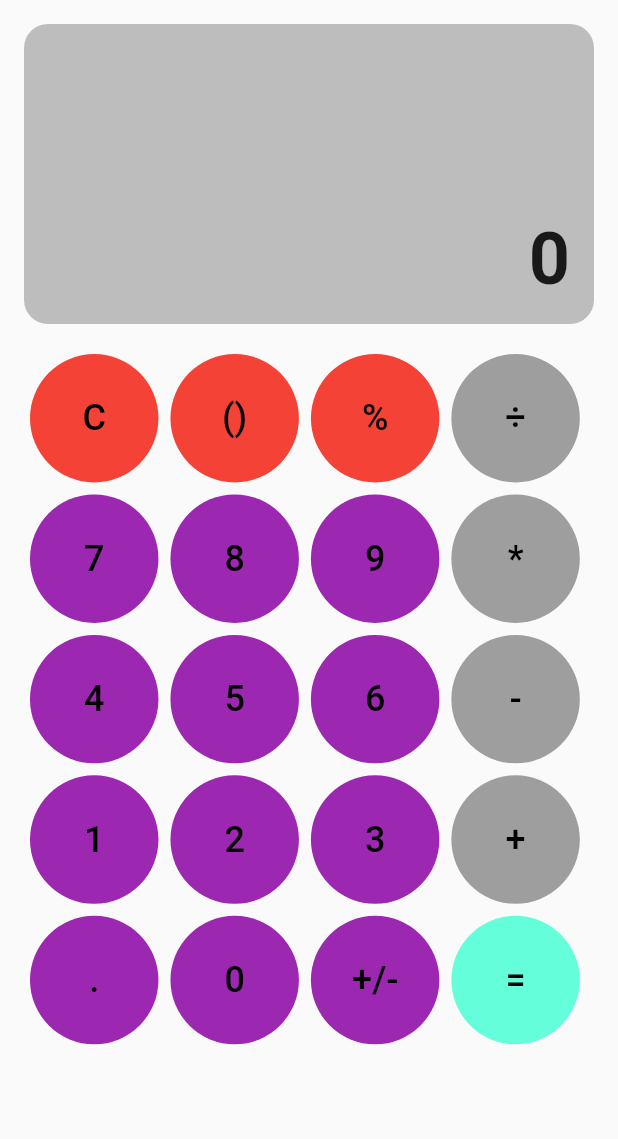
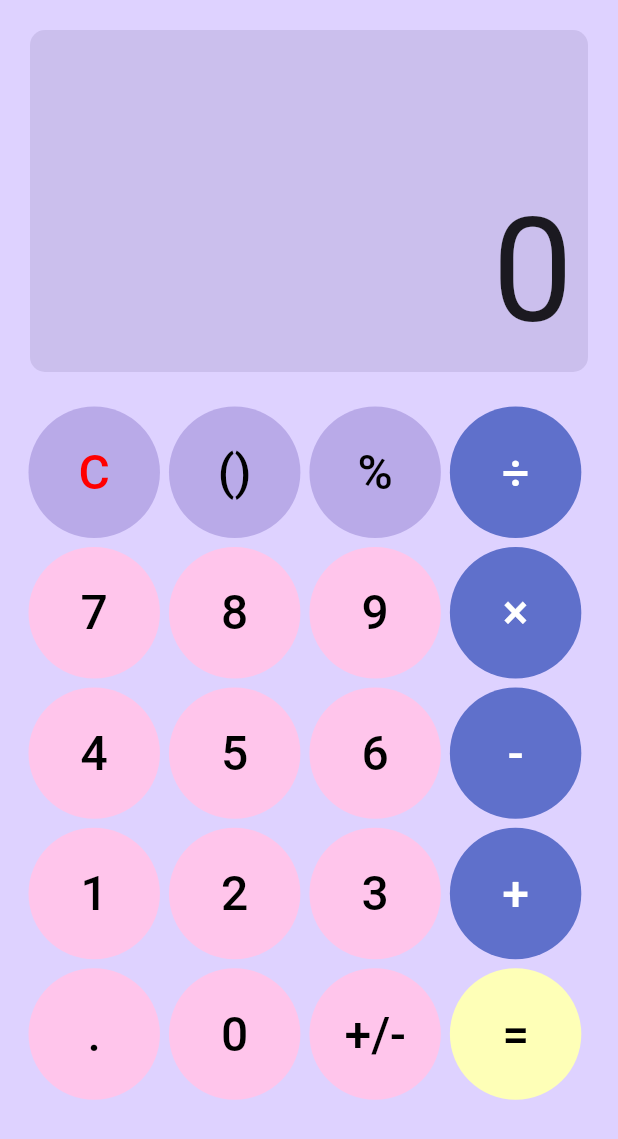
Before and after one commit to zenta-dev/calculator, a Flutter app: the screen it shows after launch, on a phone screen of 412 x 824 dp. Shown: the top 1139 px of the screen. Run offline on Flutter 3.47's test engine with Material 2 defaults, Android fonts, the phone set to English and light mode, and no system bars.

Commit message:
change padding, margin, border radius,fontSize, width, height, borderRadiusColor, and fontWeight

```diff
--- a/lib/calculator_screen.dart
+++ b/lib/calculator_screen.dart
@@ -22,20 +22,20 @@ class _CalculatorScreenState extends State<CalculatorScreen> {
               child: SingleChildScrollView(
                 reverse: true,
                 child: Container(
-                  width: 300,
-                  height: 200,
+                  width: 325,
+                  height: 228,
                   alignment: Alignment.bottomRight,
-                  padding: const EdgeInsets.all(16),
-                  margin: EdgeInsets.all(16),
+                  padding: const EdgeInsets.all(10),
+                  margin: EdgeInsets.all(20),
                   decoration: BoxDecoration(
-                    borderRadius: BorderRadius.circular(16),
-                    color: Colors.grey[400],
+                    borderRadius: BorderRadius.circular(10),
+                    color: Color(0XFFCBBFED),
                   ),
                   child: Text(
                     "0",
                     style: const TextStyle(
-                      fontSize: 48,
-                      fontWeight: FontWeight.bold,
+                      fontSize: 96,
+                      fontWeight: FontWeight.normal,
                     ),
                     textAlign: TextAlign.end,
                   ),
@@ -49,7 +49,10 @@ class _CalculatorScreenState extends State<CalculatorScreen> {
                       .map((e) => SizedBox(
                             width: screenSize.width / 4.4,
                             height: screenSize.width / 4.4,
-                            child: buildButton(text: e.text, color: e.color),
+                            child: buildButton(
+                                text: e.text,
+                                color: e.color,
+                                textColor: e.textColor),
                           ))
                       .toList()),
             ),
@@ -62,19 +65,20 @@ class _CalculatorScreenState extends State<CalculatorScreen> {
   Widget buildButton({
     required String text,
     required Color color,
+    required Color textColor,
   }) {
     return Container(
-      margin: EdgeInsets.all(4),
+      margin: EdgeInsets.all(3),
       clipBehavior: Clip.hardEdge,
       decoration:
-          BoxDecoration(color: color, borderRadius: BorderRadius.circular(66)),
+          BoxDecoration(color: color, borderRadius: BorderRadius.circular(75)),
       child: TextButton(
         onPressed: () {},
         child: Text(
           text,
           style: TextStyle(
-            fontSize: 24,
-            color: Colors.black,
+            fontSize: 32,
+            color: textColor,
           ),
         ),
       ),
--- a/lib/constant/theme.dart
+++ b/lib/constant/theme.dart
@@ -4,9 +4,13 @@ class AppTheme {
   static ThemeData darkTheme = ThemeData.dark().copyWith(
     useMaterial3: true,
     buttonTheme: ButtonThemeData(),
+    scaffoldBackgroundColor: Color(0xFF363B4E),
   );
+
   static ThemeData lightTheme = ThemeData.light().copyWith(
-      useMaterial3: true,
-      buttonTheme: ButtonThemeData(),
-      iconButtonTheme: IconButtonThemeData());
+    useMaterial3: true,
+    buttonTheme: ButtonThemeData(),
+    iconButtonTheme: IconButtonThemeData(),
+    scaffoldBackgroundColor: Color(0xFFDED2FF),
+  );
 }
```
Also changed, not shown: lib/button_values.dart (+20 -5 lines).
